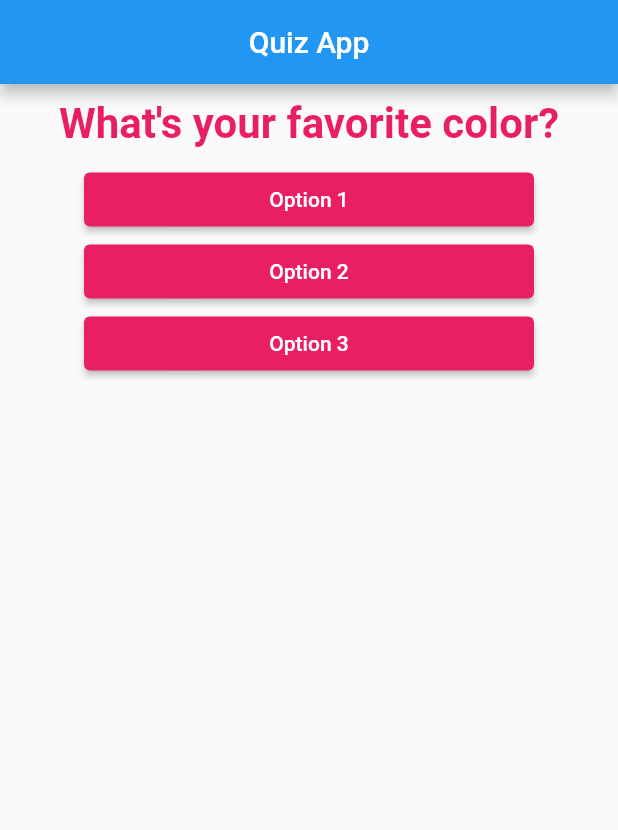
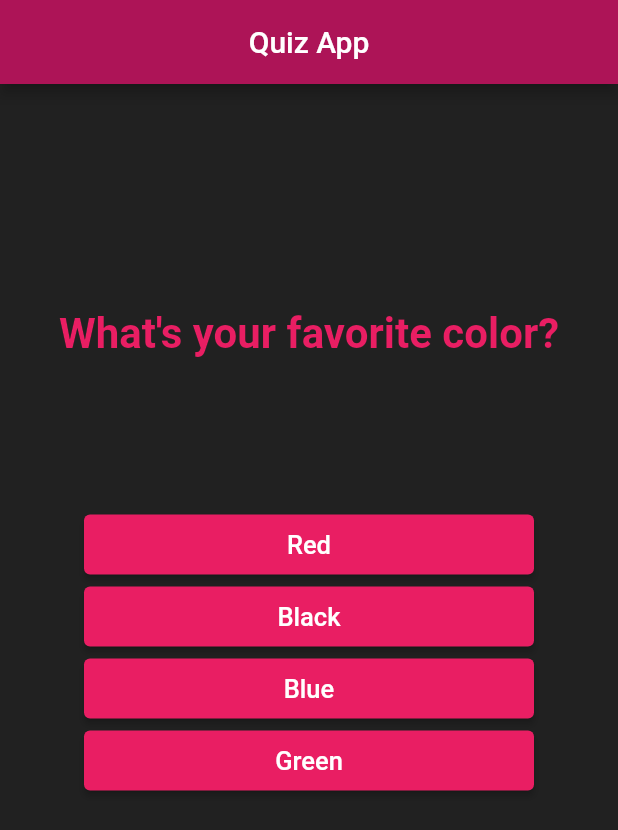
Before and after one commit to TheAnkurGoswami/Quiz-App, a Flutter app: the screen it shows after launch, on a phone screen of 412 x 824 dp. Shown: the top 830 px of the screen. Run offline on Flutter 3.47's test engine with Material 2 defaults, Android fonts, the phone set to English and light mode, and no system bars.

Commit message:
workable application

```diff
--- a/lib/answer.dart
+++ b/lib/answer.dart
@@ -2,19 +2,23 @@ import 'package:flutter/material.dart';
 
 class Answer extends StatelessWidget {
   final String _answer;
-  Answer(this._answer);
+  final void Function() _selectHandler;
+  Answer(this._answer, this._selectHandler);
   @override
   Widget build(BuildContext context) {
     return Container(
       width: 300,
       child: ElevatedButton(
-        style: ButtonStyle(
-            backgroundColor: MaterialStateProperty.all(Colors.pink),
-            padding: MaterialStateProperty.all(EdgeInsets.all(10)),
-            alignment: Alignment.center),
-        child: Text(this._answer),
-        onPressed: () {},
-      ),
+          style: ButtonStyle(
+              backgroundColor: MaterialStateProperty.all(Colors.pink),
+              padding: MaterialStateProperty.all(EdgeInsets.all(10)),
+              alignment: Alignment.center),
+          child: Text(
+            this._answer,
+            style: TextStyle(fontSize: 17),
+          ),
+          onPressed: this._selectHandler // or () => this._selectHandler(),
+          ),
     );
   }
 }
--- a/lib/main.dart
+++ b/lib/main.dart
@@ -15,9 +15,15 @@ class QuizApp extends StatefulWidget {
 
 class _QuizAppState extends State<QuizApp> {
   int _questionIdx = 0;
-  List<String> _questions = [
-    "What's your favorite color?",
-    "What's your favorite animal?"
+  var _questions = [
+    {
+      "question": "What's your favorite color?",
+      "answers": ["Red", "Black", "Blue", "Green"]
+    },
+    {
+      "question": "What's your favorite animal?",
+      "answers": ["Dog", "Cat", "Horse", "Lion"]
+    }
   ];
 
   void _answerQuestion() {
@@ -34,16 +40,19 @@ class _QuizAppState extends State<QuizApp> {
   Widget build(BuildContext context) {
     return MaterialApp(
       home: Scaffold(
+        backgroundColor: Colors.grey[900],
         appBar: AppBar(
           title: Text("Quiz App"),
           centerTitle: true,
+          backgroundColor: Colors.pink[800],
         ),
         body: Column(
           children: <Widget>[
-            Question(this._questions[this._questionIdx]),
-            Answer("Option 1"),
-            Answer("Option 2"),
-            Answer("Option 3"),
+            Question(this._questions[this._questionIdx]["question"] as String),
+            ...(this._questions[this._questionIdx]["answers"] as List<String>)
+                .map((answer) {
+              return Answer(answer, this._answerQuestion);
+            }).toList(),
           ],
         ),
       ),
--- a/lib/question.dart
+++ b/lib/question.dart
@@ -9,7 +9,7 @@ class Question extends StatelessWidget {
   Widget build(BuildContext context) {
     return Container(
         width: double.infinity,
-        margin: EdgeInsets.all(10),
+        margin: EdgeInsets.fromLTRB(10, 150, 10, 100),
         child: Text(
           this._question,
           style: TextStyle(
```
